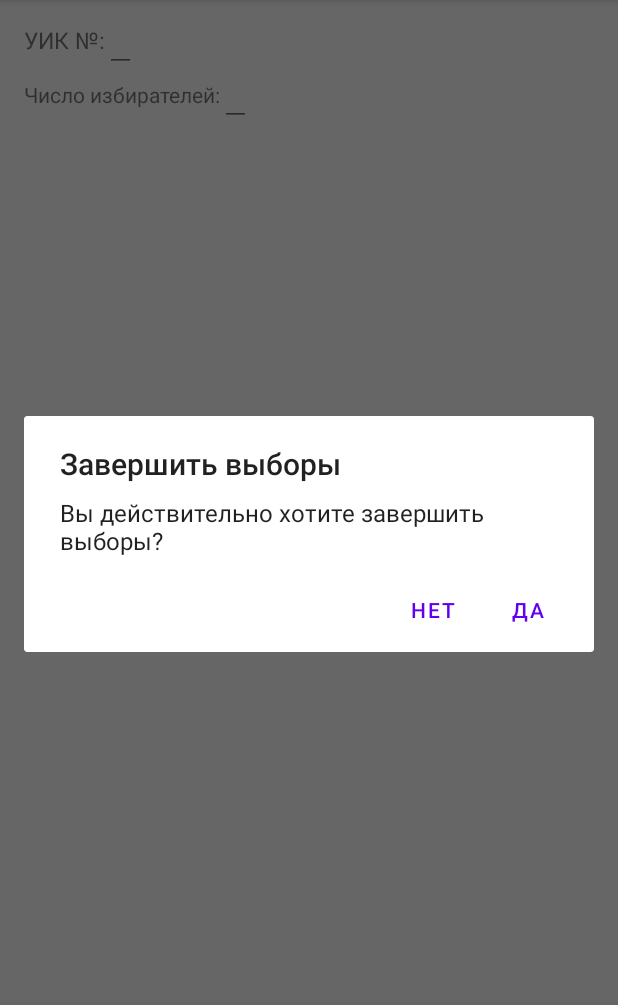
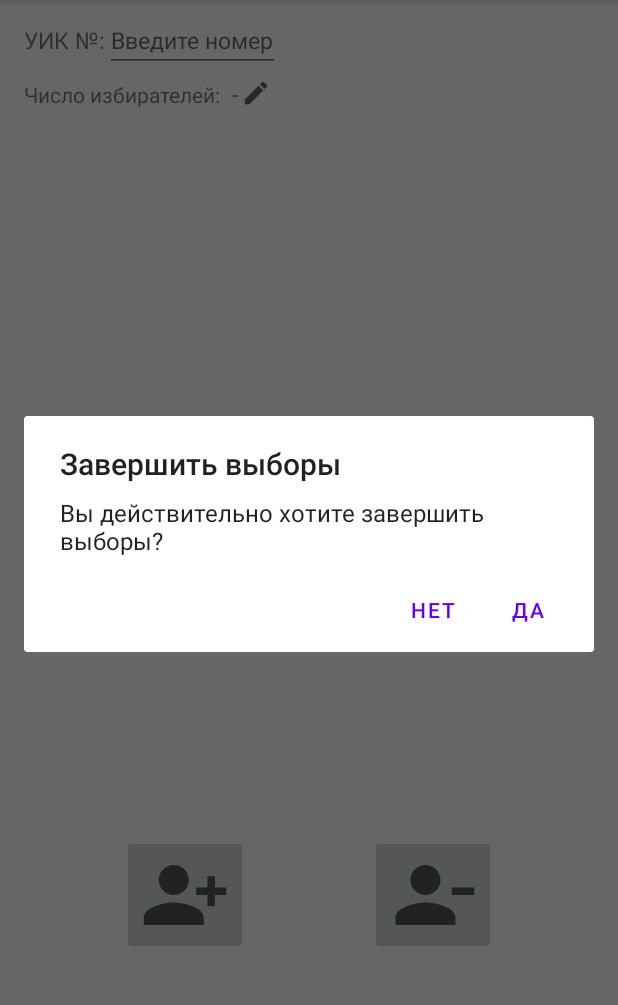
Before and after one commit to MatveyVlasov/observer, an Android app: the screen it shows after launch (MainActivity), in the options menu, after a tap on "Завершить выборы", on a phone screen of 412 x 824 dp, the part 84-1089 px from its top. Run offline under Robolectric (Android 15) with nearby library versions, the phone set to English and light mode, and no system bars; our stand-ins replace Room's generated code, data binding.

Commit message:
counter added

```diff
--- a/app/src/main/java/ru/elections/observer/ElectionViewModel.kt
+++ b/app/src/main/java/ru/elections/observer/ElectionViewModel.kt
@@ -71,6 +71,24 @@ class ElectionViewModel(
         }
     }
 
+    fun onCount() {
+        viewModelScope.launch {
+            _currentElection.value = currentElection.value?.also {
+                ++it.counter
+                database.update(it)
+            }
+        }
+    }
+
+     fun onRemove() {
+        viewModelScope.launch {
+            _currentElection.value = currentElection.value?.also {
+                --it.counter
+                database.update(it)
+            }
+        }
+    }
+
     fun doneNavigating() {
         _navigateToMainFragment.value = false
     }
--- a/app/src/main/java/ru/elections/observer/MainFragment.kt
+++ b/app/src/main/java/ru/elections/observer/MainFragment.kt
@@ -70,6 +70,7 @@ class MainFragment : Fragment() {
                     if (it.pollingStation == -1)  "-" else it.pollingStation.toString()
                 binding.totalVotersNumber.text =
                     if (it.totalVoters == -1)  "-" else it.totalVoters.toString()
+                binding.counterNumber.text = it.counter.toString()
             }
         })
 
--- a/app/src/main/java/ru/elections/observer/database/Election.kt
+++ b/app/src/main/java/ru/elections/observer/database/Election.kt
@@ -15,6 +15,9 @@ data class Election(
     @ColumnInfo(name = "total_voters")
     var totalVoters: Int = -1,
 
+    @ColumnInfo(name = "counter")
+    var counter: Int = 0,
+
     @ColumnInfo(name = "is_finished")
     var isFinished: Boolean = false
 ) {
--- a/app/src/main/java/ru/elections/observer/database/ElectionDatabase.kt
+++ b/app/src/main/java/ru/elections/observer/database/ElectionDatabase.kt
@@ -5,7 +5,7 @@ import androidx.room.Database
 import androidx.room.Room
 import androidx.room.RoomDatabase
 
-@Database(entities = [Election::class], version = 3, exportSchema = false)
+@Database(entities = [Election::class], version = 4, exportSchema = false)
 abstract class ElectionDatabase : RoomDatabase() {
     abstract val electionDatabaseDao: ElectionDatabaseDao
 
--- /dev/null
+++ b/app/src/main/res/drawable/ic_baseline_person_add_alt_1_24.xml
@@ -0,0 +1,10 @@
+<vector xmlns:android="http://schemas.android.com/apk/res/android"
+    android:width="60dp"
+    android:height="60dp"
+    android:viewportWidth="24"
+    android:viewportHeight="24"
+    android:tint="?attr/colorControlNormal">
+  <path
+      android:fillColor="@android:color/white"
+      android:pathData="M13,8c0,-2.21 -1.79,-4 -4,-4S5,5.79 5,8s1.79,4 4,4S13,10.21 13,8zM15,10v2h3v3h2v-3h3v-2h-3V7h-2v3H15zM1,18v2h16v-2c0,-2.66 -5.33,-4 -8,-4S1,15.34 1,18z"/>
+</vector>
--- /dev/null
+++ b/app/src/main/res/drawable/ic_baseline_person_remove_alt_1_24.xml
@@ -0,0 +1,10 @@
+<vector xmlns:android="http://schemas.android.com/apk/res/android"
+    android:width="60dp"
+    android:height="60dp"
+    android:viewportWidth="24"
+    android:viewportHeight="24"
+    android:tint="?attr/colorControlNormal">
+  <path
+      android:fillColor="@android:color/white"
+      android:pathData="M14,8c0,-2.21 -1.79,-4 -4,-4S6,5.79 6,8s1.79,4 4,4S14,10.21 14,8zM17,10v2h6v-2H17zM2,18v2h16v-2c0,-2.66 -5.33,-4 -8,-4S2,15.34 2,18z"/>
+</vector>
--- a/app/src/main/res/layout/fragment_main.xml
+++ b/app/src/main/res/layout/fragment_main.xml
@@ -33,6 +33,7 @@
             android:imeOptions="actionDone"
             android:inputType="number"
             android:maxLength="5"
+            android:hint="@string/polling_station_hint"
             android:text="@{Integer.toString(electionViewModel.currentElection.pollingStation)}"
             android:textSize="@dimen/plain_text"
             android:visibility="gone"
@@ -55,6 +56,7 @@
             android:layout_height="20dp"
             android:layout_marginTop="16dp"
             android:visibility="visible"
+            android:contentDescription="@string/edit"
             app:layout_constraintStart_toEndOf="@+id/polling_station_number"
             app:layout_constraintTop_toTopOf="parent"
             app:srcCompat="@drawable/ic_baseline_edit_24" />
@@ -77,6 +79,7 @@
             android:imeOptions="actionDone"
             android:inputType="number"
             android:maxLength="5"
+            android:hint="@string/total_voters_hint"
             android:text="@{Integer.toString(electionViewModel.currentElection.totalVoters)}"
             android:textSize="@dimen/plain_text"
             android:visibility="gone"
@@ -100,10 +103,44 @@
             android:layout_height="20dp"
             android:layout_marginTop="52dp"
             android:visibility="visible"
+            android:contentDescription="@string/edit"
             app:layout_constraintStart_toEndOf="@+id/total_voters_number"
             app:layout_constraintTop_toTopOf="parent"
             app:srcCompat="@drawable/ic_baseline_edit_24" />
 
+        <TextView
+            android:id="@+id/counter_number"
+            android:layout_width="wrap_content"
+            android:layout_height="wrap_content"
+            android:textSize="60sp"
+            tools:text="122"
+            app:layout_constraintBottom_toBottomOf="parent"
+            app:layout_constraintEnd_toEndOf="parent"
+            app:layout_constraintStart_toStartOf="parent"
+            app:layout_constraintTop_toTopOf="parent" />
+
+        <ImageButton
+            android:id="@+id/counter_button"
+            android:layout_width="wrap_content"
+            android:layout_height="wrap_content"
+            android:onClick="@{() -> electionViewModel.onCount()}"
+            app:layout_constraintBottom_toBottomOf="parent"
+            app:layout_constraintEnd_toStartOf="@+id/remove_button"
+            app:layout_constraintStart_toStartOf="parent"
+            app:layout_constraintTop_toBottomOf="@+id/counter_number"
+            app:srcCompat="@drawable/ic_baseline_person_add_alt_1_24" />
+
+        <ImageButton
+            android:id="@+id/remove_button"
+            android:layout_width="wrap_content"
+            android:layout_height="wrap_content"
+            android:onClick="@{() -> electionViewModel.onRemove()}"
+            app:layout_constraintBottom_toBottomOf="parent"
+            app:layout_constraintEnd_toEndOf="parent"
+            app:layout_constraintStart_toEndOf="@id/counter_button"
+            app:layout_constraintTop_toBottomOf="@+id/counter_number"
+            app:srcCompat="@drawable/ic_baseline_person_remove_alt_1_24" />
+
 
     </androidx.constraintlayout.widget.ConstraintLayout>
 </layout>
--- a/app/src/main/res/values/strings.xml
+++ b/app/src/main/res/values/strings.xml
@@ -4,4 +4,7 @@
     <string name="new_election">Новые выборы</string>
     <string name="total_voters">Число избирателей:</string>
     <string name="finish_election">Завершить выборы</string>
+    <string name="polling_station_hint">Введите номер</string>
+    <string name="total_voters_hint">Введите число</string>
+    <string name="edit">Отредактировать</string>
 </resources>
```
